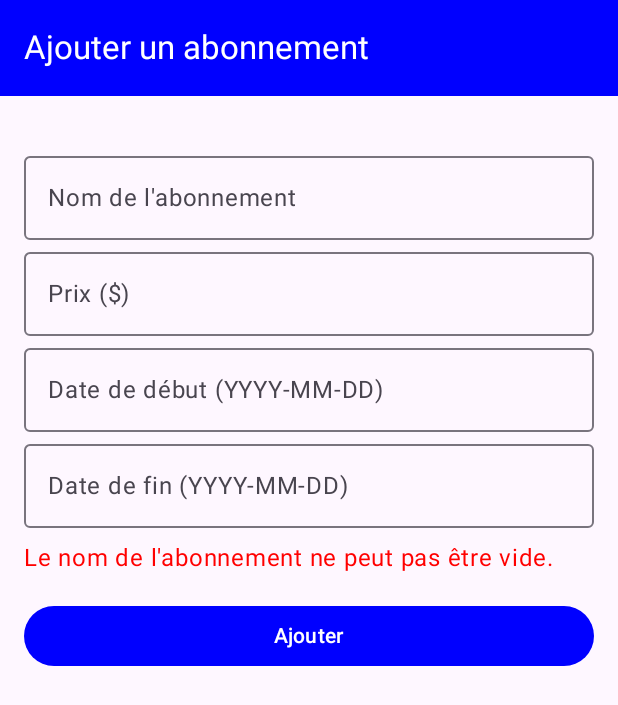
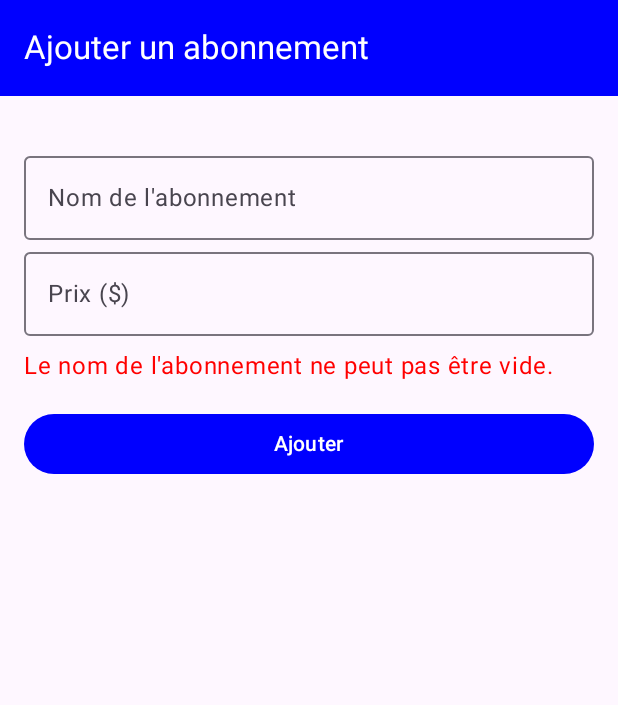
Before and after one commit to GaelNsabua/GYM-MANAGEMENT-APP, an Android app built with Jetpack Compose: the AddSubscriptionScreen screen opened through its navigation route, after a tap on "Ajouter", on a phone screen of 412 x 824 dp. Shown: the top 705 px of the screen. Run offline under Robolectric (Android 15) with nearby library versions, the phone set to English and light mode, and no system bars; our stand-ins replace Room's generated code.

Commit message:
Updates 05/03 === fonctionnalité de paiement

```diff
--- a/app/src/main/java/com/example/gym_management_app/ui/screens/AddSubscriptionScreen.kt
+++ b/app/src/main/java/com/example/gym_management_app/ui/screens/AddSubscriptionScreen.kt
@@ -45,32 +45,31 @@ fun AddSubscriptionScreen(
     // Mutable states for user inputs
     var name by remember { mutableStateOf("") }
     var price by remember { mutableStateOf("") }
-    var startDate by remember { mutableStateOf("") }
-    var endDate by remember { mutableStateOf("") }
     var errorMessage by remember { mutableStateOf<String?>(null) }
 
     MaterialTheme(
         colorScheme = lightColorScheme(primary = Color.Blue),
-        //colorScheme = darkColorScheme(primary = Color.Green)
     ) {
         Scaffold(
-            //centrer le texte
             topBar = {
                 TopAppBar(
-                    title = { Text("Ajouter un abonnement")},
+                    title = { Text("Ajouter un abonnement") },
                     colors = TopAppBarDefaults.topAppBarColors(
-                        containerColor = MaterialTheme.colorScheme.primary, // Couleur de fond
-                        titleContentColor = MaterialTheme.colorScheme.onPrimary // Couleur du texte
+                        containerColor = MaterialTheme.colorScheme.primary,
+                        titleContentColor = MaterialTheme.colorScheme.onPrimary
                     )
                 )
             },
         ) { paddingValues ->
-            Column(modifier = modifier
+            Column(
+                modifier = modifier
                     .wrapContentSize()
                     .padding(paddingValues)
-                    .padding(16.dp)) {
+                    .padding(16.dp)
+            ) {
 
                 Spacer(modifier = Modifier.height(16.dp))
+
                 // Input field for subscription name
                 OutlinedTextField(
                     value = name,
@@ -79,28 +78,12 @@ fun AddSubscriptionScreen(
                     modifier = Modifier.fillMaxWidth()
                 )
 
-                // Input field for subscription price, allowing only digits
+                // Input field for subscription price
                 OutlinedTextField(
                     value = price,
                     onValueChange = { price = it.filter { char -> char.isDigit() } },
                     label = { Text("Prix ($)") },
                     keyboardOptions = KeyboardOptions.Default.copy(keyboardType = KeyboardType.Number),
-                    modifier = Modifier.fillMaxWidth()
-                )
-
-                // Input field for subscription start date
-                OutlinedTextField(
-                    value = startDate,
-                    onValueChange = { startDate = it },
-                    label = { Text("Date de début (YYYY-MM-DD)") },
-                    modifier = Modifier.fillMaxWidth()
-                )
-
-                // Input field for subscription end date
-                OutlinedTextField(
-                    value = endDate,
-                    onValueChange = { endDate = it },
-                    label = { Text("Date de fin (YYYY-MM-DD)") },
                     modifier = Modifier.fillMaxWidth()
                 )
 
@@ -113,21 +96,22 @@ fun AddSubscriptionScreen(
                 Button(
                     onClick = {
                         val priceValue = price.toIntOrNull()
-                        val startMillis = parseDate(startDate)
-                        val endMillis = parseDate(endDate)
+                        val startMillis = System.currentTimeMillis() // Date actuelle
+                        val endMillis = startMillis + (7L * 24L * 60L * 60L * 1000L) // +30 jours
 
-                        // Validation checks before adding the subscription
+                        // Validation checks
                         if (name.isBlank()) {
                             errorMessage = "Le nom de l'abonnement ne peut pas être vide."
                         } else if (priceValue == null || priceValue <= 0) {
                             errorMessage = "Le prix doit être un nombre positif."
-                        } else if (startMillis == null) {
-                            errorMessage = "Date de début invalide."
-                        } else if (endMillis == null || endMillis <= startMillis) {
-                            errorMessage = "Date de fin invalide ou antérieure à la date de début."
                         } else {
                             // Create and add a new subscription
-                            val subscription = Subscription(type = name, price = priceValue.toDouble(), startDate = startMillis, endDate = endMillis)
+                            val subscription = Subscription(
+                                type = name,
+                                price = priceValue.toDouble(),
+                                startDate = startMillis,
+                                endDate = endMillis
+                            )
                             subscriptionViewModel.addSubscription(subscription)
 
                             // Show confirmation message
@@ -145,16 +129,3 @@ fun AddSubscriptionScreen(
         }
     }
 }
-
-/**
- * Parses a date string (YYYY-MM-DD) into a timestamp (Long).
- * Returns null if the date is invalid.
- */
-fun parseDate(date: String): Long? {
-    return try {
-        val formatter = SimpleDateFormat("yyyy-MM-dd", Locale.getDefault())
-        formatter.parse(date)?.time
-    } catch (e: Exception) {
-        null
-    }
-}
--- a/app/src/main/java/com/example/gym_management_app/ui/screens/PaymentListScreen.kt
+++ b/app/src/main/java/com/example/gym_management_app/ui/screens/PaymentListScreen.kt
@@ -114,7 +114,7 @@ fun PaymentItem(
         Box {
             Column(modifier = Modifier.padding(16.dp)) {
                 // Affiche le montant du paiement
-                Text(text = "Montant: ${payment.amount} ₯CDF", style = MaterialTheme.typography.bodyLarge)
+                Text(text = "Montant: ${payment.amount} $", style = MaterialTheme.typography.bodyLarge)
                 // Affiche la date du paiement au format lisible
                 Text(text = "Date: ${formatDates(payment.date)}", style = MaterialTheme.typography.bodyMedium)
                 // Affiche le nom du membre associé au paiement (plutôt que l'ID)
```
Also changed, not shown: app/src/main/java/com/example/gym_management_app/ui/screens/PaymentScreen.kt (+0 -30 lines).
